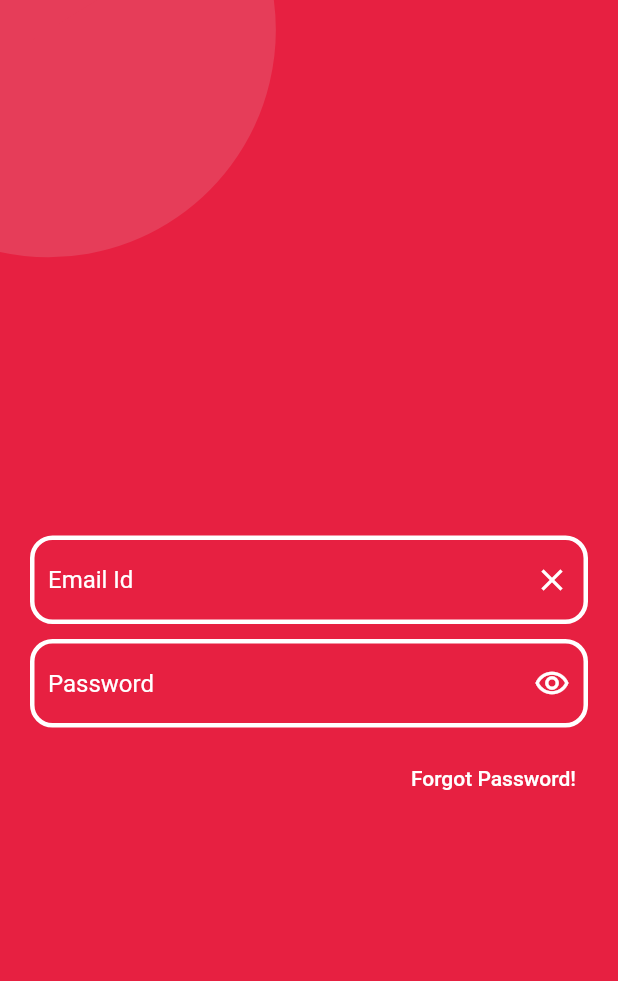
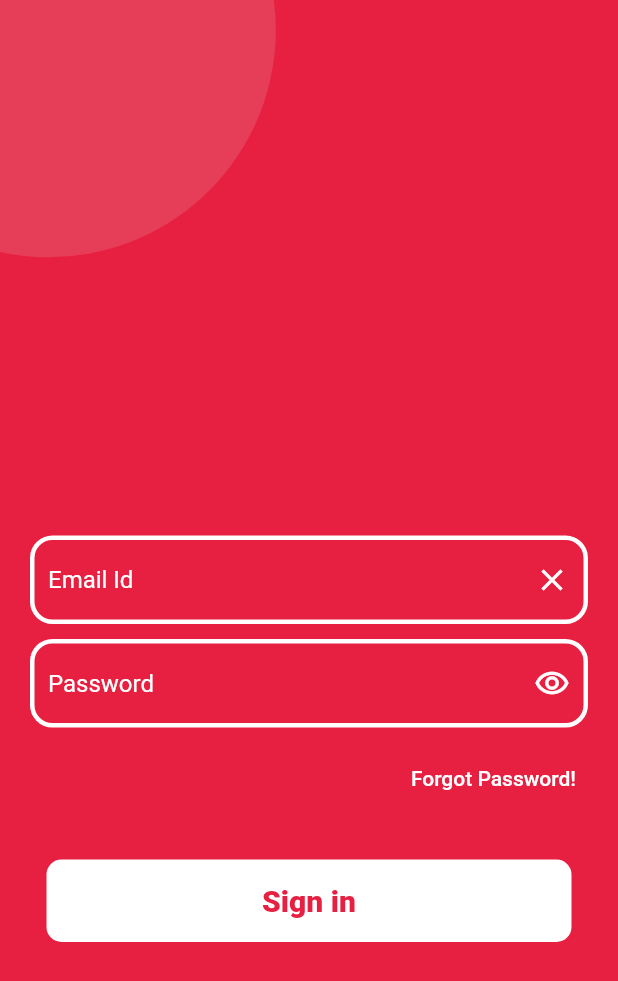
Before and after one commit to adinashby-vanier-college/app-dev-2-project-gurjas936, a Flutter app: the screen it shows after launch, after a tap on "Sign in", on a phone screen of 412 x 824 dp. Shown: the top 981 px of the screen. Run offline on Flutter 3.47's test engine with Material 2 defaults, Android fonts, the phone set to English and light mode, and no system bars; Roboto replaces fonts that are missing (Qiucksand, Quicksand).

Commit message:
sign in page

```diff
--- a/lib/screens/signIn.dart
+++ b/lib/screens/signIn.dart
@@ -75,7 +75,7 @@ class signIn extends StatelessWidget {
           //////////////////////////////////////////Forgot Password
 
           Container(
-            margin: const EdgeInsets.only(right: 20),
+            margin: const EdgeInsets.only(right: 20, bottom: 30),
             alignment: Alignment.centerRight,
             child: TextButton(
               child: const Text(
@@ -88,6 +88,36 @@ class signIn extends StatelessWidget {
               onPressed: () {},
             ),
           ),
+
+          SizedBox(
+            width: 350,
+            height: 55,
+            child: TextButton(
+              style: ElevatedButton.styleFrom(
+
+                backgroundColor: Colors.white,
+                shape: RoundedRectangleBorder(
+                    borderRadius: BorderRadius.circular(10)),
+                // side: BorderSide(width: 1.0, color: Color(0xffffffff)),
+              ),
+              onPressed: () {
+                Navigator.push(context,
+                  MaterialPageRoute(builder: (context) => signIn()),
+                );
+              },
+
+              child: const Text(
+                'Sign in',
+                style: TextStyle(
+                    color: Color(0xffe72041),
+                    fontFamily: 'Quicksand',
+                    fontWeight: FontWeight.w900,
+                    fontSize: 20
+                ),
+              ),
+            ),
+          ),
+
         ],
       ),
     );
```
